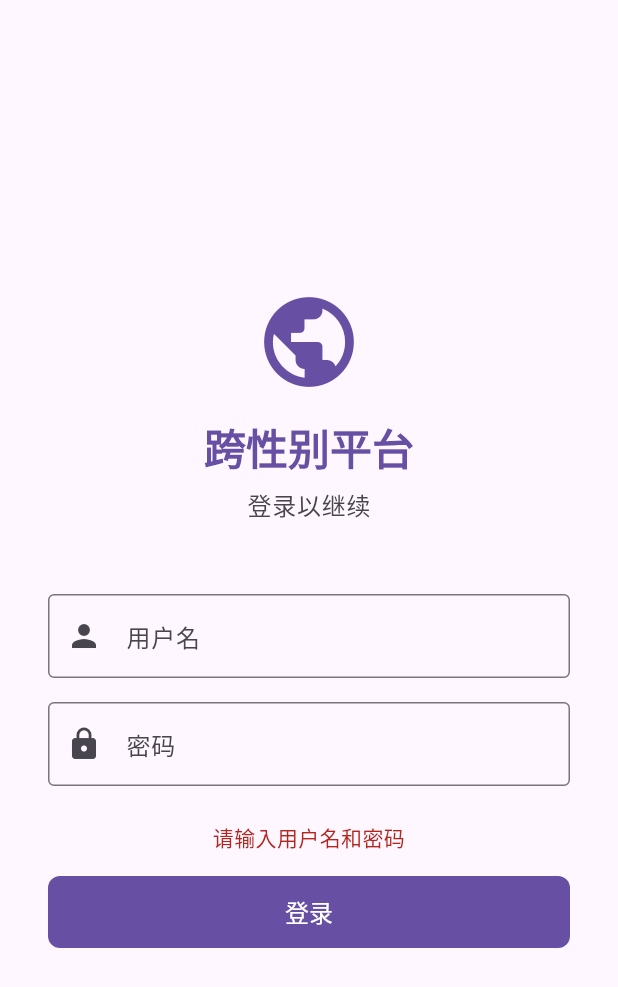
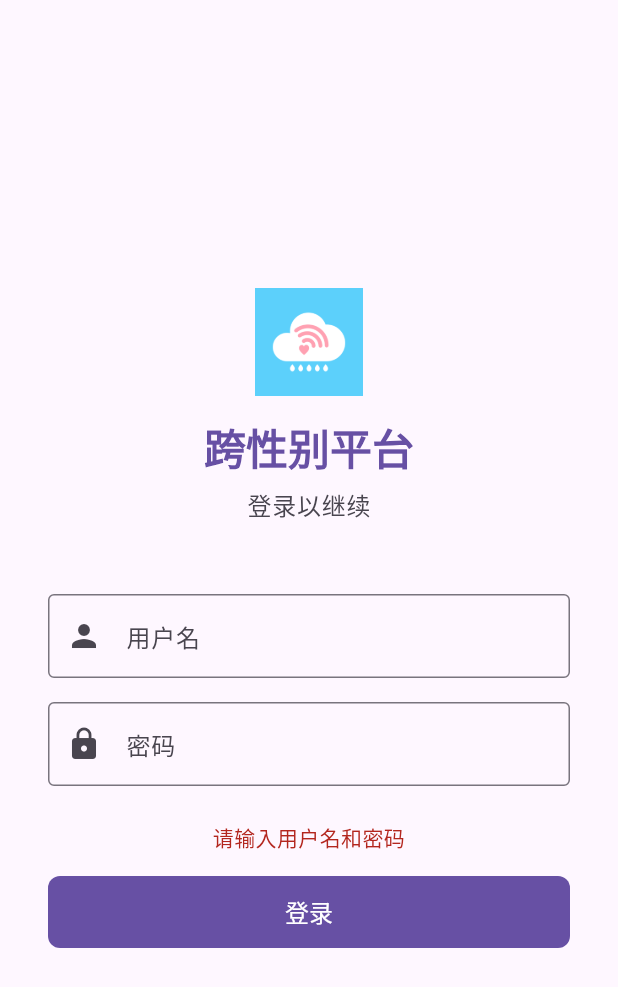
Before and after one commit to An-n-ya/TransPlatformFlutter, a Flutter app: the screen it shows after launch, after a tap on "登录", on a phone screen of 412 x 824 dp. Shown: the top 987 px of the screen. Run offline on Flutter 3.47's test engine with Material 3 defaults, Android fonts, the light colour scheme and no system bars; our stand-ins replace flutter_secure_storage, image_picker, permission_handler; missing offline and left inert: agora_rtc_engine, easy_image_viewer.

Commit message:
feat: change logo

```diff
--- a/lib/ui/auth/login_page.dart
+++ b/lib/ui/auth/login_page.dart
@@ -100,7 +100,9 @@ class _LoginPageState extends State<LoginPage> {
             mainAxisSize: MainAxisSize.min,
             children: [
               // App icon / title
-              Icon(Icons.public, size: 72, color: colorScheme.primary),
+              // App logo
+              Image.asset('assets/images/logoTP.png',
+                  width: 72, height: 72),
               const SizedBox(height: 16),
               Text(
                 '跨性别平台',
--- a/lib/ui/auth/splash_page.dart
+++ b/lib/ui/auth/splash_page.dart
@@ -57,13 +57,12 @@ class _SplashPageState extends State<SplashPage> {
 
   @override
   Widget build(BuildContext context) {
-    final colorScheme = Theme.of(context).colorScheme;
     return Scaffold(
       body: Center(
         child: Column(
           mainAxisSize: MainAxisSize.min,
           children: [
-            Icon(Icons.public, size: 72, color: colorScheme.primary),
+            Image.asset('assets/images/logoTP.png', width: 72, height: 72),
             const SizedBox(height: 24),
             const CircularProgressIndicator(),
           ],
--- a/lib/ui/settings/about_page.dart
+++ b/lib/ui/settings/about_page.dart
@@ -16,7 +16,8 @@ class AboutPage extends StatelessWidget {
         children: [
           // App icon
           Center(
-            child: Icon(Icons.public, size: 80, color: colorScheme.primary),
+            child: Image.asset('assets/images/logoTP.png',
+                width: 80, height: 80),
           ),
           const SizedBox(height: 16),
 
--- a/pubspec.yaml
+++ b/pubspec.yaml
@@ -81,6 +81,8 @@ flutter:
   assets:
     - assets/images/avatar.jpg
     - assets/images/image.png
+    - assets/images/logoTP.svg
+    - assets/images/logoTP.png
 
   # An image asset can refer to one or more resolution-specific "variants", see
   # https://flutter.dev/to/resolution-aware-images
```
Also changed, not shown: assets/images/logoTP.png (added), pubspec.lock, 20 other files.
